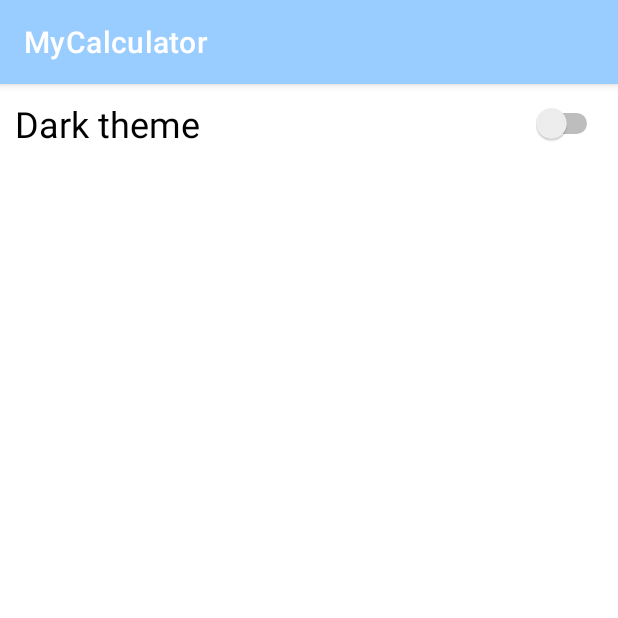
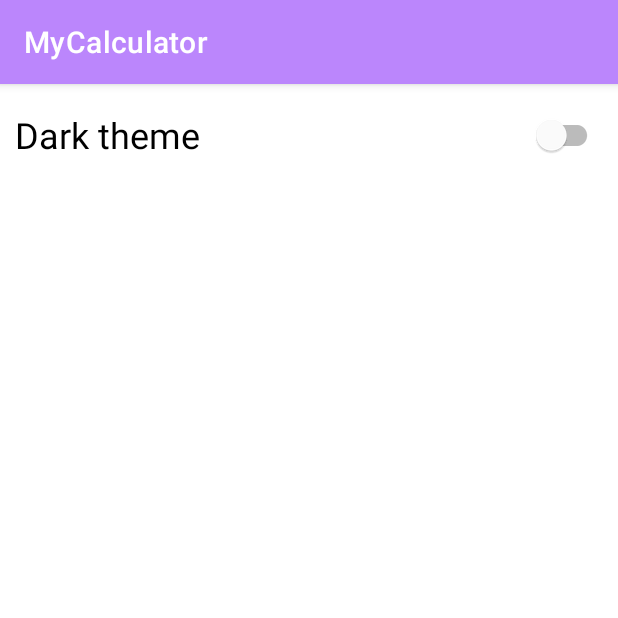
Before and after one commit to Navara91/MyCalculator, an Android app: the SettingActivity screen opened directly, with no data from a screen before it, on a phone screen of 412 x 824 dp, the top half of it. Run offline under Robolectric (Android 15) with nearby library versions, the phone set to English and light mode, and no system bars.

Commit message:
sharePreference for change themes on SettingActivity.java

```diff
--- a/app/src/main/java/ru/geekbrains/mycalculator/SettingActivity.java
+++ b/app/src/main/java/ru/geekbrains/mycalculator/SettingActivity.java
@@ -1,23 +1,73 @@
 package ru.geekbrains.mycalculator;
+
+import android.content.SharedPreferences;
+import android.os.Bundle;
+import android.view.View;
+import android.widget.CompoundButton;
+import android.widget.Toast;
 
 import androidx.appcompat.app.AppCompatActivity;
 
-import android.os.Bundle;
-import android.widget.Switch;
+import com.google.android.material.switchmaterial.SwitchMaterial;
 
 public class SettingActivity extends AppCompatActivity {
+
+    // Имя настроек
+    private static final String NameSharedPreference = "CHANGE_THEME";
+    private static final String AppTheme = "APP_THEME";
+
+
+    private Constants.THEMES currentTheme;
+    protected static final int CODE_OF_LIGHT_THEME = 0;
+    protected static final int CODE_OF_DARK_THEME = 1;
+
+    private SwitchMaterial switchForTheme;
+    SharedPreferences sharedPref;
 
     @Override
     protected void onCreate(Bundle savedInstanceState) {
         super.onCreate(savedInstanceState);
-        setTheme(R.style.LightTheme);
+        setTheme(getAppTheme(R.style.AppTheme));
         setContentView(R.layout.activity_setting);
 
-        Switch switchTheme = findViewById(R.id.switchChangeTheme);
-        if (switchTheme.isChecked()){
+        initThemeChooser();
+    }
 
-        } else {
+    private void initThemeChooser(){
+        initSwitch(findViewById(R.id.switch_change_theme), CODE_OF_LIGHT_THEME);
+        initSwitch(findViewById(R.id.switch_change_theme), CODE_OF_DARK_THEME);
+    }
 
+    private void initSwitch(View switchView, final int codeStyle){
+        switchView.setOnClickListener(v -> {
+            setAppTheme(codeStyle);
+            recreate();
+        });
+    }
+
+    private int getAppTheme(int codeStyle){
+        return codeStyleToStyleId(getCodeStyle(codeStyle));
+    }
+
+    private int getCodeStyle(int codeStyle){
+        sharedPref = getSharedPreferences(NameSharedPreference, MODE_PRIVATE);
+        return sharedPref.getInt(AppTheme, codeStyle);
+    }
+
+    private void setAppTheme(int codeStyle){
+        sharedPref = getSharedPreferences(NameSharedPreference, MODE_PRIVATE);
+        SharedPreferences.Editor editor = sharedPref.edit();
+        editor.putInt(AppTheme, codeStyle).apply();
+    }
+
+    private int codeStyleToStyleId(int codeStyle){
+        switch (codeStyle){
+            case CODE_OF_LIGHT_THEME:
+                return R.style.AppTheme_LightTheme;
+            case CODE_OF_DARK_THEME:
+                return R.style.AppTheme_DarkTheme;
+            default:
+                return R.style.AppTheme;
         }
     }
 }
--- a/app/src/main/res/layout-land/activity_main.xml
+++ b/app/src/main/res/layout-land/activity_main.xml
@@ -50,7 +50,7 @@
                 android:id="@+id/setting_button"
                 android:layout_width="0dp"
                 android:layout_height="0dp"
-                android:text="@string/name_button_setting"
+                android:text="@string/button_setting_string"
                 android:layout_marginStart="@dimen/button_margin"
                 app:layout_constraintBottom_toBottomOf="parent"
                 app:layout_constraintEnd_toEndOf="@id/clear_button"
--- a/app/src/main/res/layout/activity_main.xml
+++ b/app/src/main/res/layout/activity_main.xml
@@ -27,7 +27,7 @@
                 android:id="@+id/setting_button"
                 android:layout_width="wrap_content"
                 android:layout_height="wrap_content"
-                android:text="@string/name_button_setting"
+                android:text="@string/button_setting_string"
                 android:layout_marginEnd="@dimen/button_margin"
                 android:layout_gravity="end"/>
             <Space
--- a/app/src/main/res/layout/activity_setting.xml
+++ b/app/src/main/res/layout/activity_setting.xml
@@ -6,12 +6,12 @@
     android:layout_height="match_parent"
     tools:context=".SettingActivity">
 
-    <Switch
-        android:id="@+id/switchChangeTheme"
+    <com.google.android.material.switchmaterial.SwitchMaterial
+        android:id="@+id/switch_change_theme"
         android:layout_width="match_parent"
         android:layout_height="wrap_content"
         android:layout_margin="@dimen/button_margin"
         android:textSize="@dimen/button_size_dimension"
-        android:text="Dark theme"
+        android:text="@string/dark_theme_string"
         app:layout_constraintTop_toTopOf="parent" />
 </androidx.constraintlayout.widget.ConstraintLayout>
--- a/app/src/main/res/values/strings.xml
+++ b/app/src/main/res/values/strings.xml
@@ -17,7 +17,7 @@
     <string name="digit_eight_string">8</string>
     <string name="digit_seven_string">7</string>
     <string name="clear_string">C</string>
-    <string name="name_button_setting">Setting</string>
-    <string name="light_theme">Light theme</string>
-    <string name="dark_theme">Dark theme</string>
+    <string name="button_setting_string">Setting</string>
+    <string name="light_theme_string">Light theme</string>
+    <string name="dark_theme_string">Dark theme</string>
 </resources>
--- a/app/src/main/res/values/themes.xml
+++ b/app/src/main/res/values/themes.xml
@@ -12,8 +12,9 @@
         <!-- Status bar color. -->
         <item name="android:statusBarColor" tools:targetApi="l">?attr/colorPrimaryVariant</item>
         <!-- Customize your theme here. -->
+        <item name="trackTint">@color/gray200</item>
     </style>
-    <style name="LightTheme" parent="AppTheme">
+    <style name="AppTheme.LightTheme">
         <item name="colorPrimary">@color/blue100</item>
         <item name="android:statusBarColor" tools:targetApi="l">@color/pink300</item>
     </style>
```
Also changed, not shown: app/src/main/java/ru/geekbrains/mycalculator/Constants.java (+5 -2 lines).
